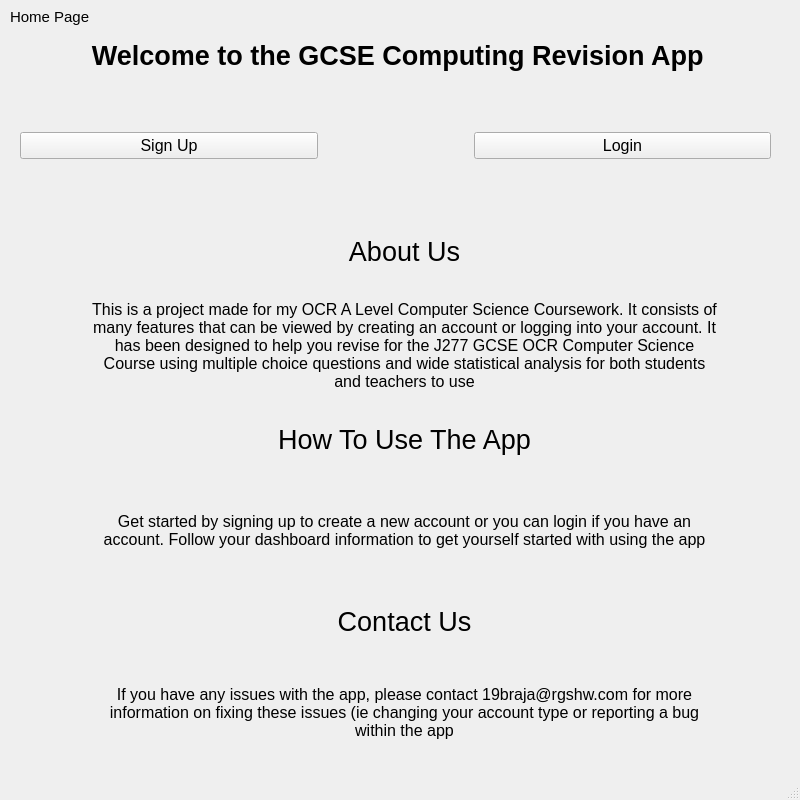
Before: the Qt Designer form ui files/homePage.ui in BXRSRUDIOS/a-level-coursework-project, drawn with Qt 5.
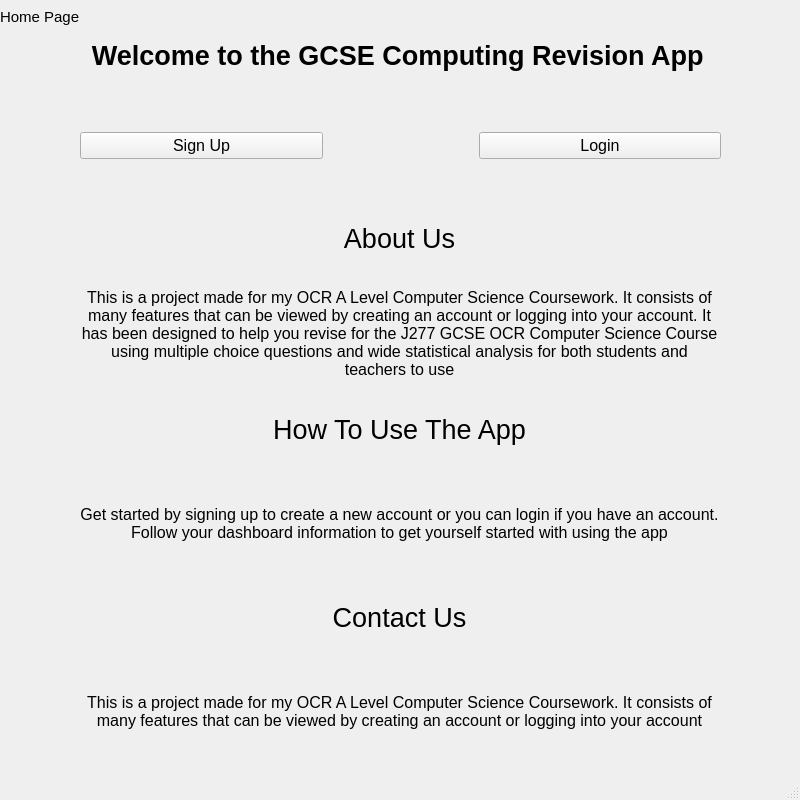
After: the same form once the commit is applied.

Commit message: Designed Home Page & Sign Up UI - Temporary Code To Test UI

```diff
--- a/ui files/homePage.ui
+++ b/ui files/homePage.ui
@@ -17,12 +17,24 @@
    <widget class="QLabel" name="labelForPage">
     <property name="geometry">
      <rect>
-      <x>10</x>
+      <x>0</x>
       <y>0</y>
       <width>81</width>
       <height>33</height>
      </rect>
     </property>
+    <property name="sizePolicy">
+     <sizepolicy hsizetype="Fixed" vsizetype="Fixed">
+      <horstretch>0</horstretch>
+      <verstretch>0</verstretch>
+     </sizepolicy>
+    </property>
+    <property name="maximumSize">
+     <size>
+      <width>800</width>
+      <height>800</height>
+     </size>
+    </property>
     <property name="font">
      <font>
       <pointsize>11</pointsize>
@@ -44,58 +56,6 @@
      <string>Home Page</string>
     </property>
    </widget>
-   <widget class="QWidget" name="horizontalLayoutWidget">
-    <property name="geometry">
-     <rect>
-      <x>20</x>
-      <y>110</y>
-      <width>751</width>
-      <height>71</height>
-     </rect>
-    </property>
-    <layout class="QHBoxLayout" name="buttonsLayout">
-     <item>
-      <widget class="QPushButton" name="signUpButton">
-       <property name="font">
-        <font>
-         <pointsize>12</pointsize>
-        </font>
-       </property>
-       <property name="text">
-        <string>Sign Up</string>
-       </property>
-      </widget>
-     </item>
-     <item>
-      <spacer name="horizontalSpacer">
-       <property name="orientation">
-        <enum>Qt::Horizontal</enum>
-       </property>
-       <property name="sizeType">
-        <enum>QSizePolicy::Fixed</enum>
-       </property>
-       <property name="sizeHint" stdset="0">
-        <size>
-         <width>150</width>
-         <height>20</height>
-        </size>
-       </property>
-      </spacer>
-     </item>
-     <item>
-      <widget class="QPushButton" name="loginButton">
-       <property name="font">
-        <font>
-         <pointsize>12</pointsize>
-        </font>
-       </property>
-       <property name="text">
-        <string>Login</string>
-       </property>
-      </widget>
-     </item>
-    </layout>
-   </widget>
    <widget class="QWidget" name="verticalLayoutWidget">
     <property name="geometry">
      <rect>
@@ -134,13 +94,65 @@
      </item>
     </layout>
    </widget>
+   <widget class="QWidget" name="horizontalLayoutWidget">
+    <property name="geometry">
+     <rect>
+      <x>80</x>
+      <y>110</y>
+      <width>641</width>
+      <height>71</height>
+     </rect>
+    </property>
+    <layout class="QHBoxLayout" name="buttonsLayout_3">
+     <item>
+      <widget class="QPushButton" name="signUpButton_3">
+       <property name="font">
+        <font>
+         <pointsize>12</pointsize>
+        </font>
+       </property>
+       <property name="text">
+        <string>Sign Up</string>
+       </property>
+      </widget>
+     </item>
+     <item>
+      <spacer name="horizontalSpacer_15">
+       <property name="orientation">
+        <enum>Qt::Horizontal</enum>
+       </property>
+       <property name="sizeType">
+        <enum>QSizePolicy::Fixed</enum>
+       </property>
+       <property name="sizeHint" stdset="0">
+        <size>
+         <width>150</width>
+         <height>20</height>
+        </size>
+       </property>
+      </spacer>
+     </item>
+     <item>
+      <widget class="QPushButton" name="loginButton_3">
+       <property name="font">
+        <font>
+         <pointsize>12</pointsize>
+        </font>
+       </property>
+       <property name="text">
+        <string>Login</string>
+       </property>
+      </widget>
+     </item>
+    </layout>
+   </widget>
    <widget class="QWidget" name="gridLayoutWidget">
     <property name="geometry">
      <rect>
-      <x>89</x>
-      <y>209</y>
-      <width>631</width>
-      <height>546</height>
+      <x>79</x>
+      <y>194</y>
+      <width>641</width>
+      <height>561</height>
      </rect>
     </property>
     <layout class="QGridLayout" name="gridLayout_2">
@@ -158,7 +170,7 @@
       </spacer>
      </item>
      <item row="6" column="1">
-      <widget class="QLabel" name="aboutUsText_3">
+      <widget class="QLabel" name="aboutUsText_5">
        <property name="font">
         <font>
          <pointsize>20</pointsize>
@@ -273,7 +285,7 @@
       </widget>
      </item>
      <item row="1" column="1">
-      <widget class="QLabel" name="aboutUsText">
+      <widget class="QLabel" name="aboutUsText_3">
        <property name="font">
         <font>
          <pointsize>20</pointsize>
@@ -418,7 +430,7 @@
         <number>1</number>
        </property>
        <property name="text">
-        <string>If you have any issues with the app, please contact 19braja@rgshw.com for more information on fixing these issues (ie changing your account type or reporting a bug within the app</string>
+        <string>This is a project made for my OCR A Level Computer Science Coursework. It consists of many features that can be viewed by creating an account or logging into your account</string>
        </property>
        <property name="textFormat">
         <enum>Qt::AutoText</enum>
```
Left out of the diff: 26 changed lines with no effect on the pictures. The commit also changes 2 other files.
